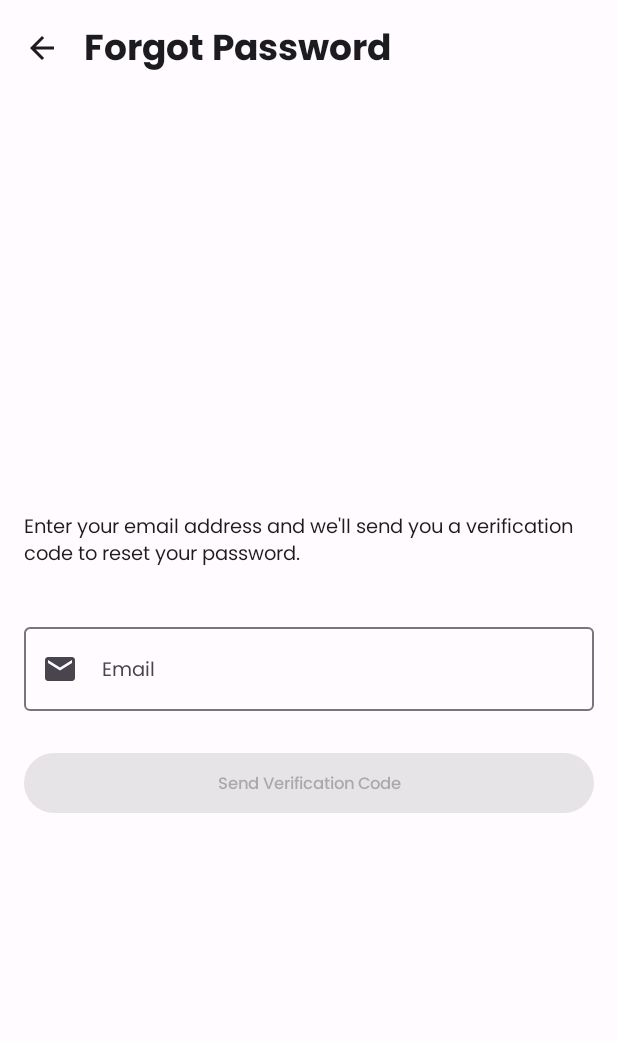
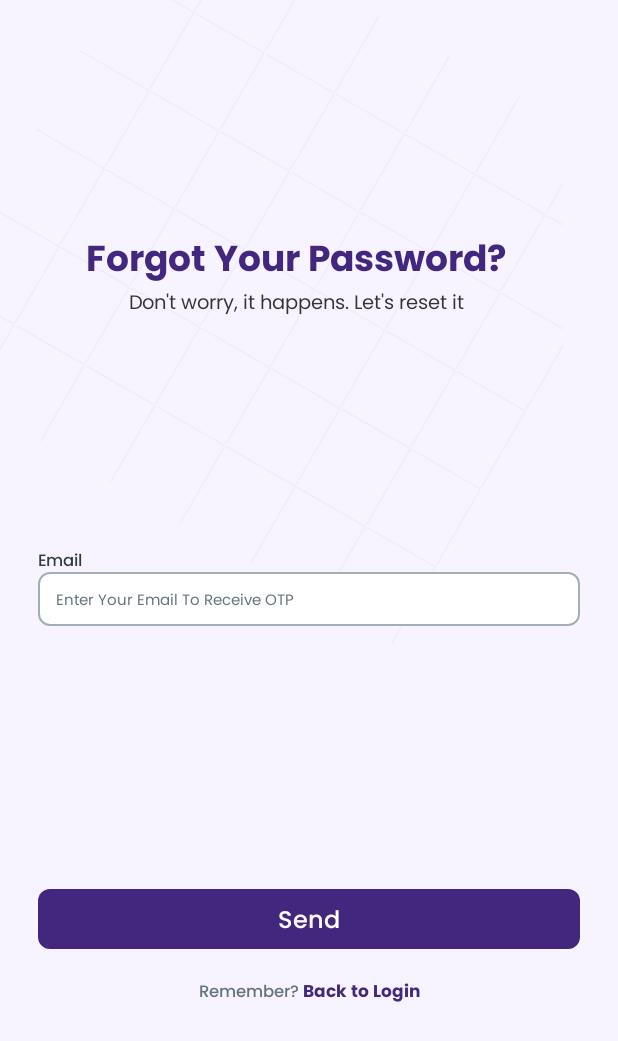
Before and after one commit to maazhussaini/lms-android-app, an Android app built with Jetpack Compose: the ForgotPasswordScreen screen opened through its navigation route, on a phone screen of 412 x 824 dp. Shown: the top 1041 px of the screen. Run offline under Robolectric (Android 15) with nearby library versions, the phone set to English and light mode, and no system bars; our stand-ins replace Dagger/Hilt's generated code.

Commit message:
Feat: Implement MVI for Forgot Password Screen
This commit introduces the Model-View-Intent (MVI) architecture for the Forgot Password screen, along with UI enhancements and integration with the navigation graph.

**Forgot Password Screen (MVI Implementation & UI Overhaul):**
- Implemented MVI with `ForgotPasswordState`, `ForgotPasswordEffect`, `ForgotPasswordIntent`, and `ForgotPasswordViewModel`.
- Revamped the Forgot Password screen UI:
    - Added a background image (`auth_bg`).
    - Updated text styling for title and subtitle.
    - Replaced `OutlinedTextField` with `CustomTextField` for email input.
    - Replaced the default `Button` with `PrimaryButton` for sending the OTP, including a loading state.
    - Added an `AnnotatedLinkText` component for the "Remember? Back to Login" link.
- The `ForgotPasswordViewModel` now handles user intents (email input, send OTP, navigate to login), updates the UI state, and emits side effects for navigation, loading indicators, and error/success messages via `Snackbar`.
- Integrated `ForgotPasswordViewModel` into the `NavGraph`.

**NavGraph:**
- Updated the `ForgotPassword` composable in `NavGraph.kt` to use the `ForgotPasswordViewModel`, collect its UI state, and pass the necessary callbacks and flows.

**MainActivity:**
- Removed a commented-out line related to the surface container.

```diff
--- a/app/src/main/java/com/example/orb_ed/presentation/MainActivity.kt
+++ b/app/src/main/java/com/example/orb_ed/presentation/MainActivity.kt
@@ -25,7 +25,6 @@ class MainActivity : ComponentActivity() {
 @Composable
 fun OrbEdApp() {
     OrbEdTheme {
-        // A surface container using the 'background' color from the theme
         Surface(
             modifier = Modifier.fillMaxSize(),
             color = MaterialTheme.colorScheme.background
--- a/app/src/main/java/com/example/orb_ed/presentation/navigation/NavGraph.kt
+++ b/app/src/main/java/com/example/orb_ed/presentation/navigation/NavGraph.kt
@@ -11,6 +11,7 @@ import androidx.navigation.compose.composable
 import androidx.navigation.compose.rememberNavController
 import androidx.navigation.navArgument
 import com.example.orb_ed.presentation.screens.auth.forgotpassword.ForgotPasswordScreen
+import com.example.orb_ed.presentation.screens.auth.forgotpassword.ForgotPasswordViewModel
 import com.example.orb_ed.presentation.screens.auth.login.LoginScreen
 import com.example.orb_ed.presentation.screens.auth.login.LoginViewModel
 import com.example.orb_ed.presentation.screens.auth.otp.OtpVerificationScreen
@@ -71,7 +72,13 @@ fun AppNavGraph(
 
         // Forgot Password Screen
         composable(Screen.ForgotPassword.route) {
+            val viewModel: ForgotPasswordViewModel = hiltViewModel()
+            val uiState by viewModel.uiState.collectAsState()
+
             ForgotPasswordScreen(
+                uiState = uiState,
+                effect = viewModel.effect,
+                onIntent = viewModel::sendIntent,
                 onNavigateBack = { navController.popBackStack() },
                 onSendOtp = { email ->
                     navController.navigate(Screen.OtpVerification.createRoute(email))
--- a/app/src/main/java/com/example/orb_ed/presentation/screens/auth/forgotpassword/ForgotPasswordScreen.kt
+++ b/app/src/main/java/com/example/orb_ed/presentation/screens/auth/forgotpassword/ForgotPasswordScreen.kt
@@ -1,103 +1,172 @@
 package com.example.orb_ed.presentation.screens.auth.forgotpassword
 
+import androidx.compose.foundation.Image
+import androidx.compose.foundation.background
 import androidx.compose.foundation.layout.*
+import androidx.compose.foundation.layout.Arrangement
 import androidx.compose.foundation.text.KeyboardOptions
 import androidx.compose.material.icons.Icons
-import androidx.compose.material.icons.filled.ArrowBack
 import androidx.compose.material.icons.filled.Email
 import androidx.compose.material3.*
 import androidx.compose.runtime.*
 import androidx.compose.ui.Alignment
 import androidx.compose.ui.Modifier
+import androidx.compose.ui.graphics.vector.ImageVector
+import androidx.compose.ui.res.stringResource
+import androidx.compose.ui.res.vectorResource
+import androidx.compose.ui.text.font.FontWeight
 import androidx.compose.ui.text.input.ImeAction
 import androidx.compose.ui.text.input.KeyboardType
+import androidx.compose.ui.text.style.TextAlign
+import androidx.compose.ui.tooling.preview.Preview
 import androidx.compose.ui.unit.dp
-import androidx.hilt.navigation.compose.hiltViewModel
+import com.example.orb_ed.R
+import com.example.orb_ed.presentation.components.AnnotatedLinkText
+import com.example.orb_ed.presentation.components.ClickableTextPart
+import com.example.orb_ed.presentation.components.CustomTextField
+import com.example.orb_ed.presentation.components.PrimaryButton
+import com.example.orb_ed.presentation.theme.*
+import kotlinx.coroutines.flow.Flow
+import kotlinx.coroutines.flow.emptyFlow
 
 @OptIn(ExperimentalMaterial3Api::class)
 @Composable
 fun ForgotPasswordScreen(
+    uiState: ForgotPasswordState,
     onNavigateBack: () -> Unit,
     onSendOtp: (String) -> Unit,
-    viewModel: ForgotPasswordViewModel = hiltViewModel()
+    effect: Flow<ForgotPasswordEffect>,
+    onIntent: (ForgotPasswordIntent) -> Unit
 ) {
-    var email by remember { mutableStateOf("") }
-    val uiState by viewModel.uiState.collectAsState()
+    val snackbarHostState = remember { SnackbarHostState() }
+    var isLoading by remember { mutableStateOf(false) }
 
-    LaunchedEffect(uiState) {
-        when (uiState) {
-            is ForgotPasswordUiState.Success -> {
-                onSendOtp(email)
+    // Handle effects
+    LaunchedEffect(Unit) {
+        effect.collect { effect ->
+            when (effect) {
+                is ForgotPasswordEffect.ShowError -> {
+                    snackbarHostState.showSnackbar(effect.message)
+                }
+
+                is ForgotPasswordEffect.ShowSuccess -> {
+                    snackbarHostState.showSnackbar(effect.message)
+                    onSendOtp(uiState.email)
+                }
+
+                is ForgotPasswordEffect.NavigateToLogin -> {
+                    onNavigateBack()
+                }
+
+                ForgotPasswordEffect.HideLoading -> isLoading = false
+                ForgotPasswordEffect.ShowLoading -> isLoading = true
             }
-            else -> {}
         }
     }
 
     Scaffold(
-        topBar = {
-            TopAppBar(
-                title = { Text("Forgot Password") },
-                navigationIcon = {
-                    IconButton(onClick = onNavigateBack) {
-                        Icon(Icons.Default.ArrowBack, contentDescription = "Back")
+        snackbarHost = {
+            Box(modifier = Modifier.fillMaxSize()) {
+                SnackbarHost(
+                    hostState = snackbarHostState,
+                    modifier = Modifier
+                        .padding(top = 16.dp)
+                        .align(Alignment.TopCenter)
+                )
+            }
+        },
+        content = { padding ->
+            Box(
+                modifier = Modifier
+                    .fillMaxSize()
+                    .background(LightPurpleBackgroundColor)
+                    .padding(padding)
+            ) {
+
+                Image(
+                    imageVector = ImageVector.vectorResource(R.drawable.auth_bg),
+                    contentDescription = null
+                )
+
+                Column(
+                    modifier = Modifier
+                        .fillMaxSize()
+                        .padding(horizontal = 25.dp),
+                    verticalArrangement = Arrangement.SpaceEvenly
+                ) {
+
+                    Column(horizontalAlignment = Alignment.CenterHorizontally) {
+                        Text(
+                            textAlign = TextAlign.Center,
+                            modifier = Modifier.padding(horizontal = 32.dp),
+                            text = "Forgot Your Password?",
+                            style = MaterialTheme.typography.titleLarge,
+                            color = MaterialTheme.colorScheme.primary
+                        )
+                        Spacer(Modifier.height(3.dp))
+                        Text(
+                            text = "Don't worry, it happens. Let's reset it",
+                            style = MaterialTheme.typography.bodyLarge,
+                            color = GreySubtitleColor
+                        )
                     }
-                }
-            )
-        }
-    ) { padding ->
-        Column(
-            modifier = Modifier
-                .fillMaxSize()
-                .padding(padding)
-                .padding(16.dp),
-            horizontalAlignment = Alignment.CenterHorizontally,
-            verticalArrangement = Arrangement.Center
-        ) {
-            Text(
-                text = "Enter your email address and we'll send you a verification code to reset your password.",
-                style = MaterialTheme.typography.bodyLarge,
-                modifier = Modifier.padding(bottom = 32.dp)
-            )
 
-            // Email field
-            OutlinedTextField(
-                value = email,
-                onValueChange = { email = it },
-                label = { Text("Email") },
-                leadingIcon = { Icon(Icons.Default.Email, contentDescription = "Email") },
-                keyboardOptions = KeyboardOptions(
-                    keyboardType = KeyboardType.Email,
-                    imeAction = ImeAction.Done
-                ),
-                modifier = Modifier.fillMaxWidth()
-            )
 
-            Spacer(modifier = Modifier.height(24.dp))
+                    // Email field
+                    CustomTextField(
+                        value = uiState.email,
+                        onValueChange = { onIntent(ForgotPasswordIntent.EmailChanged(it)) },
+                        label = "Email",
+                        hint = "Enter Your Email To Receive OTP",
+                        keyboardOptions = KeyboardOptions(
+                            keyboardType = KeyboardType.Email,
+                            imeAction = ImeAction.Done
+                        )
+                    )
 
-            // Send OTP button
-            Button(
-                onClick = {
-                    viewModel.sendResetLink(email)
-                },
-                modifier = Modifier.fillMaxWidth(),
-                enabled = email.isNotBlank() && uiState !is ForgotPasswordUiState.Loading
-            ) {
-                if (uiState is ForgotPasswordUiState.Loading) {
-                    CircularProgressIndicator(color = MaterialTheme.colorScheme.onPrimary)
-                } else {
-                    Text("Send Verification Code")
+
+
+                    Column(horizontalAlignment = Alignment.CenterHorizontally) {
+                        // Send OTP button
+                        PrimaryButton(
+                            modifier = Modifier
+                                .fillMaxWidth()
+                                .padding(vertical = 16.dp),
+                            btnText = "Send",
+                            isLoading = isLoading
+                        ) {
+                            onIntent(ForgotPasswordIntent.SendOtp)
+                        }
+
+                        // Back to login link
+                        AnnotatedLinkText(
+                            fullText = "Remember? Back to Login",
+                            clickableParts = listOf(
+                                ClickableTextPart(
+                                    text = "Back to Login",
+                                    tag = "login",
+                                    onClick = { onIntent(ForgotPasswordIntent.NavigateToLogin) },
+                                )
+                            )
+                        )
+                    }
+
                 }
             }
+        }
+    )
+}
 
-            // Show error message if any
-            if (uiState is ForgotPasswordUiState.Error) {
-                val error = (uiState as ForgotPasswordUiState.Error).message
-                Text(
-                    text = error,
-                    color = MaterialTheme.colorScheme.error,
-                    modifier = Modifier.padding(top = 16.dp)
-                )
-            }
-        }
+@Preview(showBackground = true)
+@Composable
+fun ForgotPasswordScreenPreview() {
+    OrbEdTheme {
+        ForgotPasswordScreen(
+            onNavigateBack = {},
+            onSendOtp = {},
+            uiState = ForgotPasswordState(),
+            effect = emptyFlow(),
+            onIntent = {}
+        )
     }
 }
--- /dev/null
+++ b/app/src/main/java/com/example/orb_ed/presentation/screens/auth/forgotpassword/ForgotPasswordState.kt
@@ -0,0 +1,8 @@
+package com.example.orb_ed.presentation.screens.auth.forgotpassword
+
+/**
+ * Represents the UI state for the Forgot Password screen.
+ */
+data class ForgotPasswordState(
+    val email: String = ""
+)
--- a/app/src/main/java/com/example/orb_ed/presentation/screens/auth/forgotpassword/ForgotPasswordViewModel.kt
+++ b/app/src/main/java/com/example/orb_ed/presentation/screens/auth/forgotpassword/ForgotPasswordViewModel.kt
@@ -5,9 +5,11 @@ import androidx.lifecycle.viewModelScope
 import com.example.orb_ed.domain.usecase.auth.AuthResult
 import com.example.orb_ed.domain.usecase.auth.ForgotPasswordUseCase
 import dagger.hilt.android.lifecycle.HiltViewModel
+import kotlinx.coroutines.channels.Channel
 import kotlinx.coroutines.flow.MutableStateFlow
 import kotlinx.coroutines.flow.StateFlow
 import kotlinx.coroutines.flow.asStateFlow
+import kotlinx.coroutines.flow.receiveAsFlow
 import kotlinx.coroutines.launch
 import javax.inject.Inject
 
@@ -16,30 +18,66 @@ class ForgotPasswordViewModel @Inject constructor(
     private val forgotPasswordUseCase: ForgotPasswordUseCase
 ) : ViewModel() {
 
-    private val _uiState = MutableStateFlow<ForgotPasswordUiState>(ForgotPasswordUiState.Idle)
-    val uiState: StateFlow<ForgotPasswordUiState> = _uiState.asStateFlow()
+    private val _uiState = MutableStateFlow(ForgotPasswordState())
+    val uiState: StateFlow<ForgotPasswordState> = _uiState.asStateFlow()
 
-    fun sendResetLink(email: String) {
+    private val _effect = Channel<ForgotPasswordEffect>(Channel.BUFFERED)
+    val effect = _effect.receiveAsFlow()
+
+    private val _intent = Channel<ForgotPasswordIntent>(Channel.BUFFERED)
+    private val intent = _intent.receiveAsFlow()
+
+    init {
+        handleIntents()
+    }
+
+    private fun handleIntents() {
         viewModelScope.launch {
-            _uiState.value = ForgotPasswordUiState.Loading
-            when (val result = forgotPasswordUseCase(email)) {
-                is AuthResult.Success -> {
-                    _uiState.value = ForgotPasswordUiState.Success
-                }
-                is AuthResult.Error -> {
-                    _uiState.value = ForgotPasswordUiState.Error(result.errorMessage)
-                }
-                is AuthResult.Loading -> {
-                    // Handle loading state if needed
+            intent.collect { intent ->
+                when (intent) {
+                    is ForgotPasswordIntent.EmailChanged -> {
+                        _uiState.value = _uiState.value.copy(email = intent.email)
+                    }
+                    ForgotPasswordIntent.SendOtp -> {
+                        val currentState = _uiState.value
+                        if (isValidEmail(currentState.email)) {
+                            sendOtp(currentState.email)
+                        } else {
+                            _effect.send(ForgotPasswordEffect.ShowError("Please enter a valid email address"))
+                        }
+                    }
+                    ForgotPasswordIntent.NavigateToLogin -> {
+                        _effect.send(ForgotPasswordEffect.NavigateToLogin)
+                    }
                 }
             }
         }
     }
+
+    private suspend fun sendOtp(email: String) {
+        _effect.send(ForgotPasswordEffect.ShowLoading)
+        when (val result = forgotPasswordUseCase(email)) {
+            is AuthResult.Success -> {
+                _effect.send(ForgotPasswordEffect.HideLoading)
+                _effect.send(ForgotPasswordEffect.ShowSuccess("OTP sent to your email"))
+            }
+            is AuthResult.Error -> {
+                _effect.send(ForgotPasswordEffect.HideLoading)
+                _effect.send(ForgotPasswordEffect.ShowError(result.errorMessage))
+            }
+            is AuthResult.Loading -> {
+                // Loading state is already handled by ShowLoading effect
+            }
+        }
+    }
+
+    private fun isValidEmail(email: String): Boolean {
+        return android.util.Patterns.EMAIL_ADDRESS.matcher(email).matches()
+    }
+
+    fun sendIntent(intent: ForgotPasswordIntent) {
+        viewModelScope.launch {
+            _intent.send(intent)
+        }
+    }
 }
-
-sealed class ForgotPasswordUiState {
-    object Idle : ForgotPasswordUiState()
-    object Loading : ForgotPasswordUiState()
-    object Success : ForgotPasswordUiState()
-    data class Error(val message: String) : ForgotPasswordUiState()
-}
```
Also changed, not shown: app/src/main/java/com/example/orb_ed/presentation/screens/auth/forgotpassword/ForgotPasswordEffect.kt (added, +12 -0 lines), app/src/main/java/com/example/orb_ed/presentation/screens/auth/forgotpassword/ForgotPasswordIntent.kt (added, +10 -0 lines).
